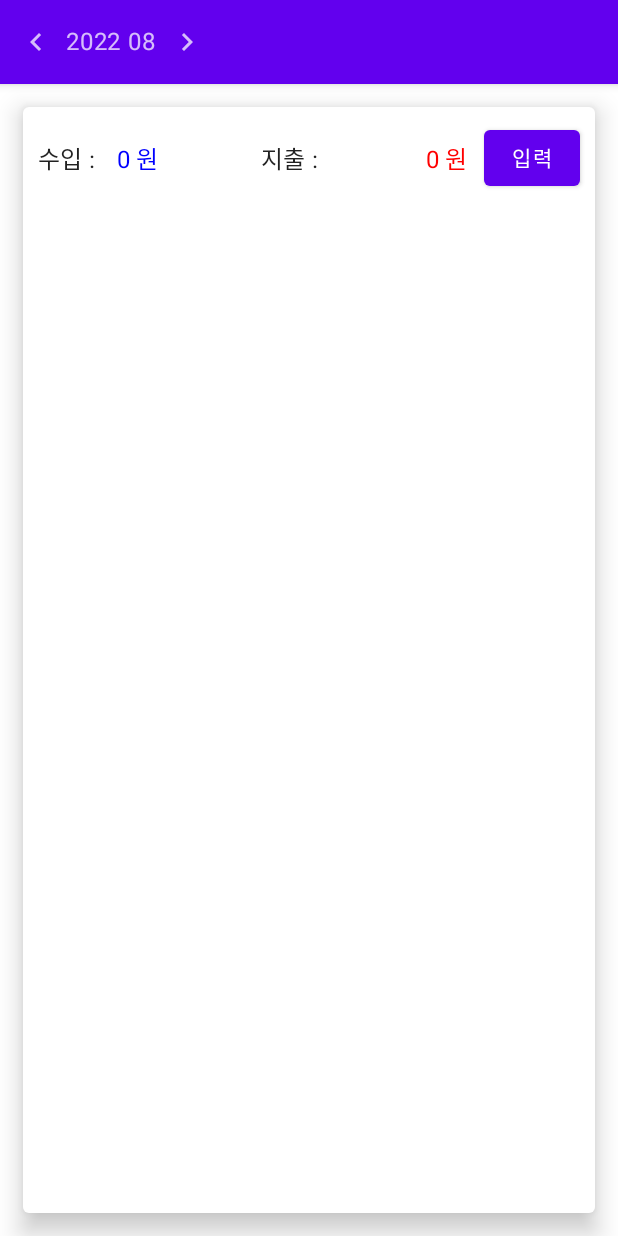
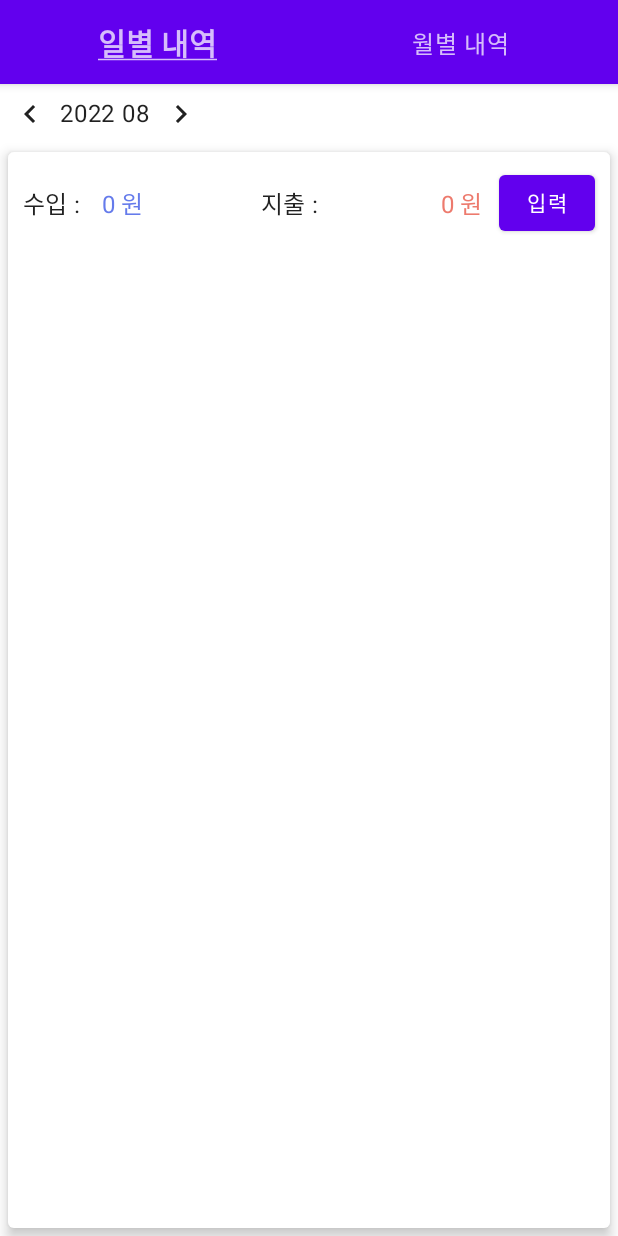
Before and after one commit to Xihoon/accountBook, an Android app built with Jetpack Compose: the screen it shows after launch (MainActivity), on a phone screen of 412 x 824 dp. Run offline under Robolectric (Android 15) with nearby library versions, the phone set to English and light mode, and no system bars; our stand-ins replace Firebase (no records; nobody signed in at launch, a user with empty details on screens opened directly), accompanist.

```diff
--- a/app/src/main/java/com/xihoon/moneynote/ui/assets/AssetsField.kt
+++ b/app/src/main/java/com/xihoon/moneynote/ui/assets/AssetsField.kt
@@ -15,6 +15,7 @@ import com.xihoon.moneynote.ui.Utils.timeFormat
 import com.xihoon.moneynote.ui.source.Use
 import com.xihoon.moneynote.ui.source.UseItem
 import com.xihoon.moneynote.ui.theme.MoneyNoteTheme
+import com.xihoon.moneynote.ui.theme.RED
 import java.text.DecimalFormat
 import java.util.*
 
@@ -64,7 +65,7 @@ fun AssetsField(item: UseItem, onClick: (UseItem) -> Unit) {
             Text(
                 decimalFormat.format(use.amount),
                 Modifier.padding(10.dp),
-                color = Color.Red
+                color = RED
             )
         }
 
--- a/app/src/main/java/com/xihoon/moneynote/ui/assets/AssetsHeader.kt
+++ b/app/src/main/java/com/xihoon/moneynote/ui/assets/AssetsHeader.kt
@@ -17,7 +17,9 @@ import androidx.compose.ui.unit.dp
 import com.xihoon.moneynote.ui.Utils
 import com.xihoon.moneynote.ui.Utils.sum
 import com.xihoon.moneynote.ui.source.UseItem
+import com.xihoon.moneynote.ui.theme.BLUE
 import com.xihoon.moneynote.ui.theme.MoneyNoteTheme
+import com.xihoon.moneynote.ui.theme.RED
 
 @Composable
 fun AssetsHeader(useList: State<List<UseItem>?>, openExpenseUI: () -> Unit) {
@@ -36,7 +38,7 @@ fun AssetsHeader(useList: State<List<UseItem>?>, openExpenseUI: () -> Unit) {
                 .weight(1f)
                 .wrapContentHeight(),
             style = MaterialTheme.typography.subtitle1,
-            color = Color.Blue
+            color = BLUE
         )
         Text(text = "지출 : ", style = MaterialTheme.typography.subtitle1)
         Box(
@@ -48,7 +50,7 @@ fun AssetsHeader(useList: State<List<UseItem>?>, openExpenseUI: () -> Unit) {
             Text(
                 text = Utils.decimalFormat.sum(useList.value?.map { it.use }),
                 style = MaterialTheme.typography.subtitle1,
-                color = Color.Red
+                color = RED
             )
         }
         InputButton(openExpenseUI)
--- a/app/src/main/java/com/xihoon/moneynote/ui/assets/AssetsList.kt
+++ b/app/src/main/java/com/xihoon/moneynote/ui/assets/AssetsList.kt
@@ -23,6 +23,7 @@ import com.xihoon.moneynote.ui.Utils.sum
 import com.xihoon.moneynote.ui.source.Use
 import com.xihoon.moneynote.ui.source.UseItem
 import com.xihoon.moneynote.ui.theme.MoneyNoteTheme
+import com.xihoon.moneynote.ui.theme.RED
 import java.util.*
 
 @OptIn(ExperimentalFoundationApi::class)
@@ -70,7 +71,7 @@ private fun DateHeader(date: String, amount: String) {
                     .weight(1f)
                     .wrapContentHeight()
             )
-            Text(text = amount, color = Color.Red)
+            Text(text = amount, color = RED)
         }
 
     }
--- a/app/src/main/java/com/xihoon/moneynote/ui/assets/AssetsPager.kt
+++ b/app/src/main/java/com/xihoon/moneynote/ui/assets/AssetsPager.kt
@@ -1,8 +1,7 @@
 package com.xihoon.moneynote.ui.assets
 
-import androidx.compose.foundation.layout.Row
-import androidx.compose.foundation.layout.fillMaxSize
-import androidx.compose.foundation.layout.size
+import androidx.compose.foundation.clickable
+import androidx.compose.foundation.layout.*
 import androidx.compose.material.*
 import androidx.compose.material.icons.Icons
 import androidx.compose.material.icons.filled.KeyboardArrowLeft
@@ -13,8 +12,13 @@ import androidx.compose.runtime.remember
 import androidx.compose.runtime.rememberCoroutineScope
 import androidx.compose.ui.Alignment
 import androidx.compose.ui.Modifier
+import androidx.compose.ui.text.TextStyle
+import androidx.compose.ui.text.font.FontFamily
+import androidx.compose.ui.text.font.FontWeight.Companion.W700
+import androidx.compose.ui.text.style.TextDecoration
 import androidx.compose.ui.tooling.preview.Preview
 import androidx.compose.ui.unit.dp
+import androidx.compose.ui.unit.sp
 import com.google.accompanist.pager.ExperimentalPagerApi
 import com.google.accompanist.pager.HorizontalPager
 import com.google.accompanist.pager.rememberPagerState
@@ -25,58 +29,64 @@ import kotlinx.coroutines.launch
 import java.text.SimpleDateFormat
 import java.util.*
 
-private const val COUNT = Int.MAX_VALUE / 2
-private const val CURRENT = Int.MAX_VALUE / 2 / 2
-
-@OptIn(ExperimentalPagerApi::class)
 @Composable
 fun AssetsPagerUi(viewModel: MainViewModel) {
     logger.info { "TextTabsUi" }
-    val formatter = SimpleDateFormat("yyyy MM", Locale.getDefault())
-    val pagerState = rememberPagerState(initialPage = CURRENT)
-    val coroutineScope = rememberCoroutineScope()
+
+    val appBarState = remember { mutableStateOf(0) }
 
     Scaffold(
         topBar = {
             TopAppBar {
                 logger.info { "TopAppBar" }
-                Row(verticalAlignment = Alignment.CenterVertically) {
-                    logger.info { "TopAppBar row" }
-                    IconButton(
-                        onClick = {
-                            coroutineScope.launch {
-                                pagerState.animateScrollToPage(pagerState.currentPage - 1)
+                Row(
+                    modifier = Modifier.fillMaxWidth(),
+                    verticalAlignment = Alignment.CenterVertically,
+                    horizontalArrangement = Arrangement.SpaceEvenly
+                ) {
+                    Box(
+                        modifier = Modifier
+                            .weight(1f)
+                            .clickable {
+                                appBarState.value = 0
+                            },
+                        contentAlignment = Alignment.Center
+                    ) {
+                        Text(
+                            "일별 내역",
+                            style = if (appBarState.value == 0) {
+                                TextStyle(fontSize = 20.sp, fontWeight = W700, textDecoration = TextDecoration.Underline)
+                            } else {
+                                LocalTextStyle.current
                             }
-                        },
-                        modifier = Modifier.size(40.dp)
+                        )
+                    }
+                    Box(
+                        modifier = Modifier
+                            .weight(1f)
+                            .clickable {
+                                appBarState.value = 1
+                            },
+                        contentAlignment = Alignment.Center
                     ) {
-                        Icon(Icons.Default.KeyboardArrowLeft, contentDescription = "이전")
+                        Text(
+                            "월별 내역",
+                            style = if (appBarState.value == 1) {
+                                TextStyle(fontSize = 20.sp, fontWeight = W700, textDecoration = TextDecoration.Underline)
+                            } else {
+                                LocalTextStyle.current
+                            }
+                        )
                     }
-                    val calendar = Calendar.getInstance()
-                    calendar.add(Calendar.MONTH, pagerState.currentPage - CURRENT)
-                    Text(formatter.format(calendar.time))
-                    IconButton(
-                        onClick = {
-                            coroutineScope.launch {
-                                pagerState.animateScrollToPage(pagerState.currentPage + 1)
-                            }
-                        },
-                        modifier = Modifier.size(40.dp)
-                    ) {
-                        Icon(Icons.Default.KeyboardArrowRight, contentDescription = "다음")
-                    }
+
                 }
             }
         }
     ) {
-        HorizontalPager(
-            count = COUNT,
-            modifier = Modifier.fillMaxSize(),
-            state = pagerState
-        ) { index ->
-            logger.info { "tab index:$index" }
-            val pos = index - CURRENT
-            AssetsMain(viewModel, pos)
+        if(appBarState.value == 0) {
+            DailyUi(viewModel)
+        } else  {
+            MonthlyUi(viewModel)
         }
     }
 }
--- a/app/src/main/java/com/xihoon/moneynote/ui/assets/AssetsUi.kt
+++ b/app/src/main/java/com/xihoon/moneynote/ui/assets/AssetsUi.kt
@@ -38,8 +38,8 @@ fun AssetsUi(viewModel: MainViewModel, navController: NavController, pos: Int) {
     Card(
         modifier = Modifier
             .fillMaxSize()
-            .padding(15.dp),
-        elevation = 10.dp
+            .padding(5.dp),
+        elevation = 5.dp
     ) {
 
         Column {
--- a/app/src/main/java/com/xihoon/moneynote/ui/assets/AssetsMain.kt
+++ b/app/src/main/java/com/xihoon/moneynote/ui/assets/DailyContent.kt
@@ -10,7 +10,7 @@ import com.xihoon.moneynote.ui.assets.detail.DetailUi
 import com.xihoon.moneynote.viewmodel.MainViewModel
 
 @Composable
-fun AssetsMain(viewModel: MainViewModel, pos: Int) {
+fun DailyContent(viewModel: MainViewModel, pos: Int) {
     logger.info { "AccountMain pos:$pos" }
     val navController = rememberNavController()
     NavHost(navController = navController, startDestination = MAIN) {
--- /dev/null
+++ b/app/src/main/java/com/xihoon/moneynote/ui/assets/DailyUi.kt
@@ -0,0 +1,91 @@
+package com.xihoon.moneynote.ui.assets
+
+import android.content.res.Configuration
+import androidx.compose.foundation.layout.*
+import androidx.compose.material.Icon
+import androidx.compose.material.IconButton
+import androidx.compose.material.Text
+import androidx.compose.material.icons.Icons
+import androidx.compose.material.icons.filled.KeyboardArrowLeft
+import androidx.compose.material.icons.filled.KeyboardArrowRight
+import androidx.compose.runtime.Composable
+import androidx.compose.runtime.rememberCoroutineScope
+import androidx.compose.ui.Alignment
+import androidx.compose.ui.Modifier
+import androidx.compose.ui.tooling.preview.Preview
+import androidx.compose.ui.unit.dp
+import com.google.accompanist.pager.ExperimentalPagerApi
+import com.google.accompanist.pager.HorizontalPager
+import com.google.accompanist.pager.rememberPagerState
+import com.xihoon.moneynote.ui.Utils
+import com.xihoon.moneynote.ui.theme.MoneyNoteTheme
+import com.xihoon.moneynote.viewmodel.MainViewModel
+import kotlinx.coroutines.launch
+import java.text.SimpleDateFormat
+import java.util.*
+
+private const val COUNT = Int.MAX_VALUE / 2
+private const val CURRENT = Int.MAX_VALUE / 2 / 2
+
+@OptIn(ExperimentalPagerApi::class)
+@Composable
+fun DailyUi(viewModel: MainViewModel) {
+    val formatter = SimpleDateFormat("yyyy MM", Locale.getDefault())
+    val pagerState = rememberPagerState(initialPage = CURRENT)
+    val coroutineScope = rememberCoroutineScope()
+    Column(modifier = Modifier.fillMaxSize()) {
+        Row(verticalAlignment = Alignment.CenterVertically) {
+            Utils.logger.info { "TopAppBar row" }
+            IconButton(
+                onClick = {
+                    coroutineScope.launch {
+                        pagerState.animateScrollToPage(pagerState.currentPage - 1)
+                    }
+                },
+                modifier = Modifier.size(40.dp)
+            ) {
+                Icon(Icons.Default.KeyboardArrowLeft, contentDescription = "이전")
+            }
+            val calendar = Calendar.getInstance()
+            calendar.add(Calendar.MONTH, pagerState.currentPage - CURRENT)
+            Text(formatter.format(calendar.time))
+            IconButton(
+                onClick = {
+                    coroutineScope.launch {
+                        pagerState.animateScrollToPage(pagerState.currentPage + 1)
+                    }
+                },
+                modifier = Modifier.size(40.dp)
+            ) {
+                Icon(Icons.Default.KeyboardArrowRight, contentDescription = "다음")
+            }
+        }
+        HorizontalPager(
+            count = COUNT,
+            modifier = Modifier
+                .fillMaxWidth()
+                .weight(1f),
+            state = pagerState
+        ) { index ->
+            Utils.logger.info { "tab index:$index" }
+            val pos = index - CURRENT
+            DailyContent(viewModel, pos)
+        }
+    }
+}
+
+@Preview(showBackground = true, uiMode = Configuration.UI_MODE_NIGHT_NO)
+@Composable
+fun DailyUiPreview() {
+    MoneyNoteTheme {
+        DailyUi(MainViewModel())
+    }
+}
+
+@Preview(showBackground = true, uiMode = Configuration.UI_MODE_NIGHT_YES)
+@Composable
+fun DailyNightUiPreview() {
+    MoneyNoteTheme {
+        DailyUi(MainViewModel())
+    }
+}
--- a/app/src/main/java/com/xihoon/moneynote/ui/assets/detail/DetailUi.kt
+++ b/app/src/main/java/com/xihoon/moneynote/ui/assets/detail/DetailUi.kt
@@ -38,8 +38,8 @@ fun DetailUi(
     Card(
         modifier = Modifier
             .fillMaxSize()
-            .padding(15.dp),
-        elevation = 10.dp
+            .padding(5.dp),
+        elevation = 5.dp
     ) {
         logger.info { "DetailUi Card" }
         Box(modifier = Modifier.fillMaxSize()) {
--- a/app/src/main/java/com/xihoon/moneynote/ui/theme/Color.kt
+++ b/app/src/main/java/com/xihoon/moneynote/ui/theme/Color.kt
@@ -2,7 +2,5 @@ package com.xihoon.moneynote.ui.theme
 
 import androidx.compose.ui.graphics.Color
 
-val Purple200 = Color(0xFFBB86FC)
-val Purple500 = Color(0xFF6200EE)
-val Purple700 = Color(0xFF3700B3)
-val Teal200 = Color(0xFF03DAC5)
+val RED = Color(0xFFED7A6D)
+val BLUE = Color(0xFF657BEB)
```
Also changed, not shown: app/src/main/java/com/xihoon/moneynote/ui/Utils.kt (+5 -2 lines), app/src/main/java/com/xihoon/moneynote/ui/assets/MonthlyContent.kt (added, +105 -0 lines), app/src/main/java/com/xihoon/moneynote/ui/assets/MonthlyUi.kt (added, +92 -0 lines), app/src/main/java/com/xihoon/moneynote/viewmodel/MainViewModel.kt (+33 -0 lines).
